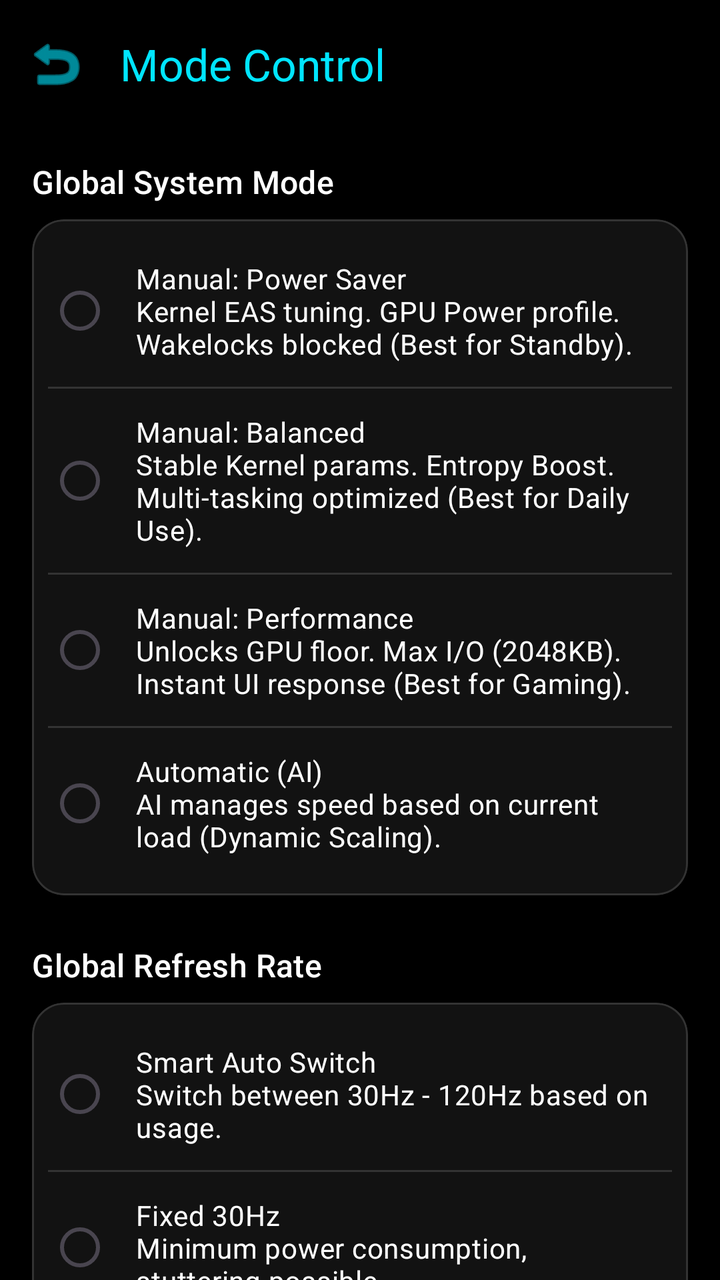
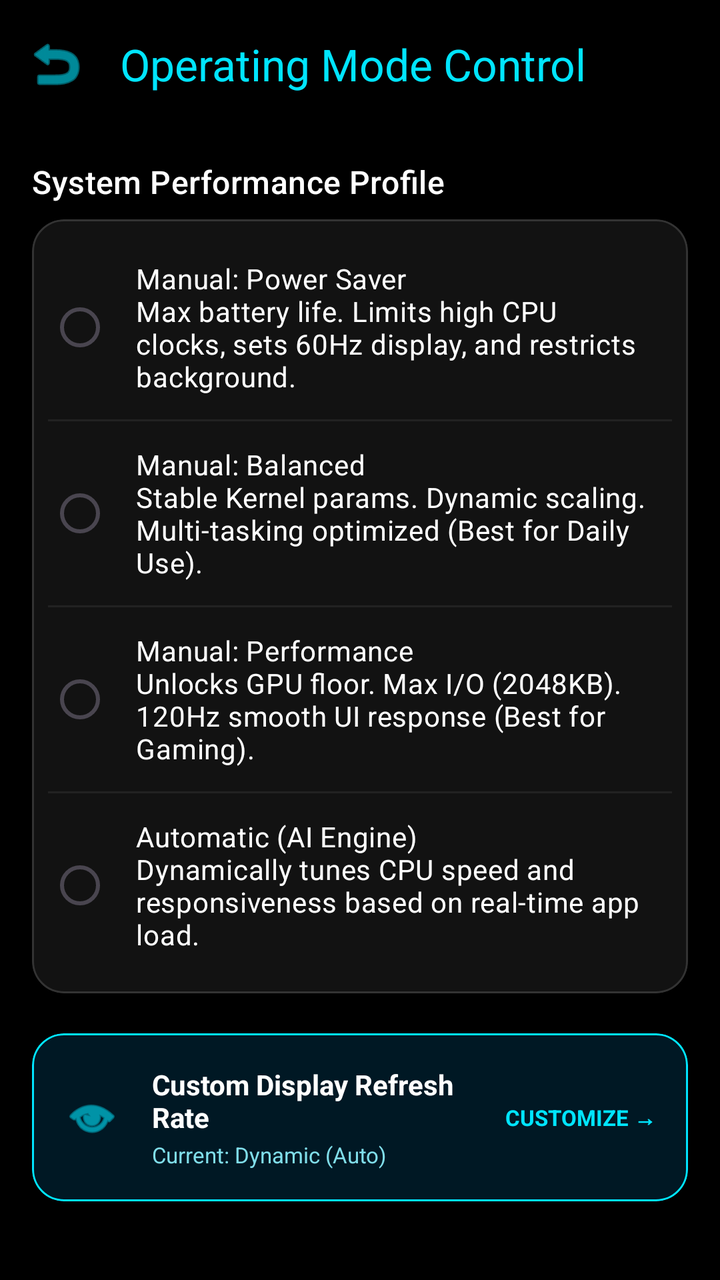

Before-and-after screenshots of an Android layout around one commit, followed by the original layout XML and the change that was made.
<!-- AndroidManifest.xml: activity theme Theme.PhoneControl -->
<!-- res/layout/activity_mode_control.xml -->
<?xml version="1.0" encoding="utf-8"?>
<LinearLayout xmlns:android="http://schemas.android.com/apk/res/android"
    xmlns:app="http://schemas.android.com/apk/res-auto"
    android:layout_width="match_parent"
    android:layout_height="match_parent"
    android:orientation="vertical"
    android:background="@android:color/black"
    android:fitsSystemWindows="true">

    <com.google.android.material.appbar.MaterialToolbar
        android:id="@+id/toolbarModeControl"
        android:layout_width="match_parent"
        android:layout_height="?attr/actionBarSize"
        app:title="Mode Control"
        app:titleTextColor="@color/color_mode"
        app:navigationIcon="@android:drawable/ic_menu_revert"
        app:navigationIconTint="@color/color_mode" />

    <androidx.core.widget.NestedScrollView
        android:layout_width="match_parent"
        android:layout_height="match_parent">

        <LinearLayout
            android:layout_width="match_parent"
            android:layout_height="wrap_content"
            android:orientation="vertical"
            android:padding="16dp">

            
            <TextView
                android:layout_width="wrap_content"
                android:layout_height="wrap_content"
                android:text="Global System Mode"
                android:textColor="@android:color/white"
                android:textAppearance="@style/TextAppearance.Material3.TitleMedium"
                android:layout_marginBottom="8dp" />

            <com.google.android.material.card.MaterialCardView
                android:layout_width="match_parent"
                android:layout_height="wrap_content"
                android:layout_marginBottom="24dp"
                app:cardCornerRadius="16dp"
                app:cardElevation="0dp"
                app:cardBackgroundColor="#121212"
                app:strokeWidth="1dp"
                app:strokeColor="#333333">

                <RadioGroup
                    android:id="@+id/rgModes"
                    android:layout_width="match_parent"
                    android:layout_height="wrap_content"
                    android:padding="8dp">

                    <RadioButton
                        android:id="@+id/rbPowerSaver"
                        android:layout_width="match_parent"
                        android:layout_height="wrap_content"
                        android:padding="12dp"
                        android:text="Manual: Power Saver\nKernel EAS tuning. GPU Power profile. Wakelocks blocked (Best for Standby)."
                        android:textColor="@android:color/white"
                        android:buttonTint="@color/color_mode"
                        android:textSize="14sp" />

                    <View android:layout_width="match_parent" android:layout_height="1dp" android:background="#333333" />

                    <RadioButton
                        android:id="@+id/rbBalance"
                        android:layout_width="match_parent"
                        android:layout_height="wrap_content"
                        android:padding="12dp"
                        android:text="Manual: Balanced\nStable Kernel params. Entropy Boost. Multi-tasking optimized (Best for Daily Use)."
                        android:textColor="@android:color/white"
                        android:buttonTint="@color/color_mode"
                        android:textSize="14sp" />

                    <View android:layout_width="match_parent" android:layout_height="1dp" android:background="#333333" />

                    <RadioButton
                        android:id="@+id/rbPerformance"
                        android:layout_width="match_parent"
                        android:layout_height="wrap_content"
                        android:padding="12dp"
                        android:text="Manual: Performance\nUnlocks GPU floor. Max I/O (2048KB). Instant UI response (Best for Gaming)."
                        android:textColor="@android:color/white"
                        android:buttonTint="@color/color_mode"
                        android:textSize="14sp" />

                    <View android:layout_width="match_parent" android:layout_height="1dp" android:background="#333333" />

                    <RadioButton
                        android:id="@+id/rbAutomatic"
                        android:layout_width="match_parent"
                        android:layout_height="wrap_content"
                        android:padding="12dp"
                        android:text="Automatic (AI)\nAI manages speed based on current load (Dynamic Scaling)."
                        android:textColor="@android:color/white"
                        android:buttonTint="@color/color_mode"
                        android:textSize="14sp" />

                    
                    <LinearLayout
                        android:id="@+id/layoutFocusSettings"
                        android:layout_width="match_parent"
                        android:layout_height="wrap_content"
                        android:orientation="vertical"
                        android:paddingStart="32dp"
                        android:paddingEnd="16dp"
                        android:paddingBottom="16dp"
                        android:visibility="gone">

                        <TextView
                            android:layout_width="wrap_content"
                            android:layout_height="wrap_content"
                            android:text="Automatic Focus Selection:"
                            android:textColor="#AAAAAA"
                            android:textSize="12sp"
                            android:layout_marginBottom="8dp" />

                        <RadioGroup
                            android:id="@+id/rgFocus"
                            android:layout_width="match_parent"
                            android:layout_height="wrap_content">

                            <RadioButton
                                android:id="@+id/rbFocusBattery"
                                android:layout_width="match_parent"
                                android:layout_height="wrap_content"
                                android:text="Battery Saver Focus\nPrioritize efficiency, boost only if needed."
                                android:textColor="@android:color/white"
                                android:buttonTint="@color/color_mode"
                                android:textSize="13sp" />

                            <RadioButton
                                android:id="@+id/rbFocusDaily"
                                android:layout_width="match_parent"
                                android:layout_height="wrap_content"
                                android:text="Daily Usage Focus\nSmart balance between speed and battery."
                                android:textColor="@android:color/white"
                                android:buttonTint="@color/color_mode"
                                android:textSize="13sp" />

                            <RadioButton
                                android:id="@+id/rbFocusMultitasking"
                                android:layout_width="match_parent"
                                android:layout_height="wrap_content"
                                android:text="Multitasking Focus\nDynamic performance for heavy multitasking."
                                android:textColor="@android:color/white"
                                android:buttonTint="@color/color_mode"
                                android:textSize="13sp" />
                        </RadioGroup>
                    </LinearLayout>
                </RadioGroup>
            </com.google.android.material.card.MaterialCardView>

            
            <TextView
                android:layout_width="wrap_content"
                android:layout_height="wrap_content"
                android:text="Global Refresh Rate"
                android:textColor="@android:color/white"
                android:textAppearance="@style/TextAppearance.Material3.TitleMedium"
                android:layout_marginBottom="8dp" />

            <com.google.android.material.card.MaterialCardView
                android:layout_width="match_parent"
                android:layout_height="wrap_content"
                android:layout_marginBottom="24dp"
                app:cardCornerRadius="16dp"
                app:cardElevation="0dp"
                app:cardBackgroundColor="#121212"
                app:strokeWidth="1dp"
                app:strokeColor="#333333">

                <RadioGroup
                    android:id="@+id/rgGlobalFps"
                    android:layout_width="match_parent"
                    android:layout_height="wrap_content"
                    android:padding="8dp">

                    <RadioButton
                        android:id="@+id/rbGlobalFpsAuto"
                        android:layout_width="match_parent"
                        android:layout_height="wrap_content"
                        android:padding="12dp"
                        android:text="Smart Auto Switch\nSwitch between 30Hz - 120Hz based on usage."
                        android:textColor="@android:color/white"
                        android:buttonTint="@color/color_mode"
                        android:textSize="14sp" />

                    <View android:layout_width="match_parent" android:layout_height="1dp" android:background="#333333" />

                    <RadioButton
                        android:id="@+id/rbGlobalFps30"
                        android:layout_width="match_parent"
                        android:layout_height="wrap_content"
                        android:padding="12dp"
                        android:text="Fixed 30Hz\nMinimum power consumption, stuttering possible."
                        android:textColor="@android:color/white"
                        android:buttonTint="@color/color_mode"
                        android:textSize="14sp" />

                    <View android:layout_width="match_parent" android:layout_height="1dp" android:background="#333333" />

                    <RadioButton
                        android:id="@+id/rbGlobalFps60"
                        android:layout_width="match_parent"
                        android:layout_height="wrap_content"
                        android:padding="12dp"
                        android:text="Fixed 60Hz\nStandard smoothness and balanced power."
                        android:textColor="@android:color/white"
                        android:buttonTint="@color/color_mode"
                        android:textSize="14sp" />

                    <View android:layout_width="match_parent" android:layout_height="1dp" android:background="#333333" />

                    <RadioButton
                        android:id="@+id/rbGlobalFps90"
                        android:layout_width="match_parent"
                        android:layout_height="wrap_content"
                        android:padding="12dp"
                        android:text="Fixed 90Hz\nSmooth experience with moderate power use."
                        android:textColor="@android:color/white"
                        android:buttonTint="@color/color_mode"
                        android:textSize="14sp" />

                    <View android:layout_width="match_parent" android:layout_height="1dp" android:background="#333333" />

                    <RadioButton
                        android:id="@+id/rbGlobalFps120"
                        android:layout_width="match_parent"
                        android:layout_height="wrap_content"
                        android:padding="12dp"
                        android:text="Fixed 120Hz\nMaximum smoothness, highest power use."
                        android:textColor="@android:color/white"
                        android:buttonTint="@color/color_mode"
                        android:textSize="14sp" />

                </RadioGroup>
            </com.google.android.material.card.MaterialCardView>

            <TextView
                android:layout_width="match_parent"
                android:layout_height="wrap_content"
                android:text="Global system mode affects the entire device unless an app-specific override is active."
                android:textColor="#666666"
                android:textSize="12sp"
                android:gravity="center" />

        </LinearLayout>
    </androidx.core.widget.NestedScrollView>
</LinearLayout>
<!-- resources referenced by this layout -->
<resources>
  <color name="color_mode">#00E5FF</color>
  <style name="Theme.PhoneControl" parent="Theme.Material3.DayNight.NoActionBar">
          
          <item name="colorPrimary">@color/purple_500</item>
          <item name="colorPrimaryVariant">@color/purple_700</item>
          <item name="colorOnPrimary">@color/white</item>
          
          <item name="colorSecondary">@color/teal_200</item>
          <item name="colorSecondaryVariant">@color/teal_700</item>
          <item name="colorOnSecondary">@color/black</item>
          
          <item name="android:statusBarColor">@android:color/black</item>
          <item name="android:windowLightStatusBar" tools:targetApi="m">false</item>
          
          
          
      </style>
  <color name="purple_500">#FF6200EE</color>
  <color name="purple_700">#FF3700B3</color>
  <color name="white">#FFFFFFFF</color>
  <color name="teal_200">#FF03DAC5</color>
  <color name="teal_700">#FF018786</color>
  <color name="black">#FF000000</color>
</resources>

<!-- the commit's change to res/layout/activity_mode_control.xml (unified diff, before → after) -->
@@ -11,7 +11,7 @@
         android:id="@+id/toolbarModeControl"
         android:layout_width="match_parent"
         android:layout_height="?attr/actionBarSize"
-        app:title="Mode Control"
+        app:title="Operating Mode Control"
         app:titleTextColor="@color/color_mode"
         app:navigationIcon="@android:drawable/ic_menu_revert"
         app:navigationIconTint="@color/color_mode" />
@@ -26,11 +26,10 @@
             android:orientation="vertical"
             android:padding="16dp">
 
-            
             <TextView
                 android:layout_width="wrap_content"
                 android:layout_height="wrap_content"
-                android:text="Global System Mode"
+                android:text="System Performance Profile"
                 android:textColor="@android:color/white"
                 android:textAppearance="@style/TextAppearance.Material3.TitleMedium"
                 android:layout_marginBottom="8dp" />
@@ -38,7 +37,7 @@
             <com.google.android.material.card.MaterialCardView
                 android:layout_width="match_parent"
                 android:layout_height="wrap_content"
-                android:layout_marginBottom="24dp"
+                android:layout_marginBottom="20dp"
                 app:cardCornerRadius="16dp"
                 app:cardElevation="0dp"
                 app:cardBackgroundColor="#121212"
@@ -56,43 +55,43 @@
                         android:layout_width="match_parent"
                         android:layout_height="wrap_content"
                         android:padding="12dp"
-                        android:text="Manual: Power Saver\nKernel EAS tuning. GPU Power profile. Wakelocks blocked (Best for Standby)."
-                        android:textColor="@android:color/white"
-                        android:buttonTint="@color/color_mode"
-                        android:textSize="14sp" />
-
-                    <View android:layout_width="match_parent" android:layout_height="1dp" android:background="#333333" />
+                        android:text="Manual: Power Saver\nMax battery life. Limits high CPU clocks, sets 60Hz display, and restricts background."
+                        android:textColor="@android:color/white"
+                        android:buttonTint="@color/color_mode"
+                        android:textSize="14sp" />
+
+                    <View android:layout_width="match_parent" android:layout_height="1dp" android:background="#222222" />
 
                     <RadioButton
                         android:id="@+id/rbBalance"
                         android:layout_width="match_parent"
                         android:layout_height="wrap_content"
                         android:padding="12dp"
-                        android:text="Manual: Balanced\nStable Kernel params. Entropy Boost. Multi-tasking optimized (Best for Daily Use)."
-                        android:textColor="@android:color/white"
-                        android:buttonTint="@color/color_mode"
-                        android:textSize="14sp" />
-
-                    <View android:layout_width="match_parent" android:layout_height="1dp" android:background="#333333" />
+                        android:text="Manual: Balanced\nStable Kernel params. Dynamic scaling. Multi-tasking optimized (Best for Daily Use)."
+                        android:textColor="@android:color/white"
+                        android:buttonTint="@color/color_mode"
+                        android:textSize="14sp" />
+
+                    <View android:layout_width="match_parent" android:layout_height="1dp" android:background="#222222" />
 
                     <RadioButton
                         android:id="@+id/rbPerformance"
                         android:layout_width="match_parent"
                         android:layout_height="wrap_content"
                         android:padding="12dp"
-                        android:text="Manual: Performance\nUnlocks GPU floor. Max I/O (2048KB). Instant UI response (Best for Gaming)."
-                        android:textColor="@android:color/white"
-                        android:buttonTint="@color/color_mode"
-                        android:textSize="14sp" />
-
-                    <View android:layout_width="match_parent" android:layout_height="1dp" android:background="#333333" />
+                        android:text="Manual: Performance\nUnlocks GPU floor. Max I/O (2048KB). 120Hz smooth UI response (Best for Gaming)."
+                        android:textColor="@android:color/white"
+                        android:buttonTint="@color/color_mode"
+                        android:textSize="14sp" />
+
+                    <View android:layout_width="match_parent" android:layout_height="1dp" android:background="#222222" />
 
                     <RadioButton
                         android:id="@+id/rbAutomatic"
                         android:layout_width="match_parent"
                         android:layout_height="wrap_content"
                         android:padding="12dp"
-                        android:text="Automatic (AI)\nAI manages speed based on current load (Dynamic Scaling)."
+                        android:text="Automatic (AI Engine)\nDynamically tunes CPU speed and responsiveness based on real-time app load."
                         android:textColor="@android:color/white"
                         android:buttonTint="@color/color_mode"
                         android:textSize="14sp" />
@@ -125,7 +124,7 @@
                                 android:id="@+id/rbFocusBattery"
                                 android:layout_width="match_parent"
                                 android:layout_height="wrap_content"
-                                android:text="Battery Saver Focus\nPrioritize efficiency, boost only if needed."
+                                android:text="Battery Saver Focus\nPrioritize efficiency, boost only when needed."
                                 android:textColor="@android:color/white"
                                 android:buttonTint="@color/color_mode"
                                 android:textSize="13sp" />
@@ -153,99 +152,62 @@
             </com.google.android.material.card.MaterialCardView>
 
             
-            <TextView
-                android:layout_width="wrap_content"
-                android:layout_height="wrap_content"
-                android:text="Global Refresh Rate"
-                android:textColor="@android:color/white"
-                android:textAppearance="@style/TextAppearance.Material3.TitleMedium"
-                android:layout_marginBottom="8dp" />
-
             <com.google.android.material.card.MaterialCardView
+                android:id="@+id/cardDisplayRefreshShortcut"
                 android:layout_width="match_parent"
                 android:layout_height="wrap_content"
-                android:layout_marginBottom="24dp"
+                android:layout_marginBottom="20dp"
                 app:cardCornerRadius="16dp"
-                app:cardElevation="0dp"
-                app:cardBackgroundColor="#121212"
+                app:cardBackgroundColor="#001824"
                 app:strokeWidth="1dp"
-                app:strokeColor="#333333">
-
-                <RadioGroup
-                    android:id="@+id/rgGlobalFps"
+                app:strokeColor="#00E5FF"
+                android:clickable="true"
+                android:focusable="true">
+
+                <LinearLayout
                     android:layout_width="match_parent"
                     android:layout_height="wrap_content"
-                    android:padding="8dp">
-
-                    <RadioButton
-                        android:id="@+id/rbGlobalFpsAuto"
-                        android:layout_width="match_parent"
-                        android:layout_height="wrap_content"
-                        android:padding="12dp"
-                        android:text="Smart Auto Switch\nSwitch between 30Hz - 120Hz based on usage."
-                        android:textColor="@android:color/white"
-                        android:buttonTint="@color/color_mode"
-                        android:textSize="14sp" />
-
-                    <View android:layout_width="match_parent" android:layout_height="1dp" android:background="#333333" />
-
-                    <RadioButton
-                        android:id="@+id/rbGlobalFps30"
-                        android:layout_width="match_parent"
-                        android:layout_height="wrap_content"
-                        android:padding="12dp"
-                        android:text="Fixed 30Hz\nMinimum power consumption, stuttering possible."
-                        android:textColor="@android:color/white"
-                        android:buttonTint="@color/color_mode"
-                        android:textSize="14sp" />
-
-                    <View android:layout_width="match_parent" android:layout_height="1dp" android:background="#333333" />
-
-                    <RadioButton
-                        android:id="@+id/rbGlobalFps60"
-                        android:layout_width="match_parent"
-                        android:layout_height="wrap_content"
-                        android:padding="12dp"
-                        android:text="Fixed 60Hz\nStandard smoothness and balanced power."
-                        android:textColor="@android:color/white"
-                        android:buttonTint="@color/color_mode"
-                        android:textSize="14sp" />
-
-                    <View android:layout_width="match_parent" android:layout_height="1dp" android:background="#333333" />
-
-                    <RadioButton
-                        android:id="@+id/rbGlobalFps90"
-                        android:layout_width="match_parent"
-                        android:layout_height="wrap_content"
-                        android:padding="12dp"
-                        android:text="Fixed 90Hz\nSmooth experience with moderate power use."
-                        android:textColor="@android:color/white"
-                        android:buttonTint="@color/color_mode"
-                        android:textSize="14sp" />
-
-                    <View android:layout_width="match_parent" android:layout_height="1dp" android:background="#333333" />
-
-                    <RadioButton
-                        android:id="@+id/rbGlobalFps120"
-                        android:layout_width="match_parent"
-                        android:layout_height="wrap_content"
-                        android:padding="12dp"
-                        android:text="Fixed 120Hz\nMaximum smoothness, highest power use."
-                        android:textColor="@android:color/white"
-                        android:buttonTint="@color/color_mode"
-                        android:textSize="14sp" />
-
-                </RadioGroup>
+                    android:orientation="horizontal"
+                    android:padding="16dp"
+                    android:gravity="center_vertical">
+                    <ImageView
+                        android:layout_width="28dp"
+                        android:layout_height="28dp"
+                        android:src="@android:drawable/ic_menu_view"
+                        app:tint="#00E5FF" />
+                    <LinearLayout
+                        android:layout_width="0dp"
+                        android:layout_height="wrap_content"
+                        android:layout_weight="1"
+                        android:layout_marginStart="16dp"
+                        android:orientation="vertical">
+                        <TextView
+                            android:layout_width="wrap_content"
+                            android:layout_height="wrap_content"
+                            android:text="Custom Display Refresh Rate"
+                            android:textColor="@android:color/white"
+                            android:textStyle="bold"
+                            android:textSize="14sp" />
+                        <TextView
+                            android:id="@+id/tvCurrentRefreshSummary"
+                            android:layout_width="wrap_content"
+                            android:layout_height="wrap_content"
+                            android:layout_marginTop="2dp"
+                            android:text="Current: Dynamic (Auto)"
+                            android:textColor="#80DEEA"
+                            android:textSize="11sp" />
+                    </LinearLayout>
+                    <TextView
+                        android:layout_width="wrap_content"
+                        android:layout_height="wrap_content"
+                        android:text="CUSTOMIZE →"
+                        android:textColor="#00E5FF"
+                        android:textSize="11sp"
+                        android:textStyle="bold" />
+                </LinearLayout>
             </com.google.android.material.card.MaterialCardView>
-
-            <TextView
-                android:layout_width="match_parent"
-                android:layout_height="wrap_content"
-                android:text="Global system mode affects the entire device unless an app-specific override is active."
-                android:textColor="#666666"
-                android:textSize="12sp"
-                android:gravity="center" />
 
         </LinearLayout>
     </androidx.core.widget.NestedScrollView>
+
 </LinearLayout>
